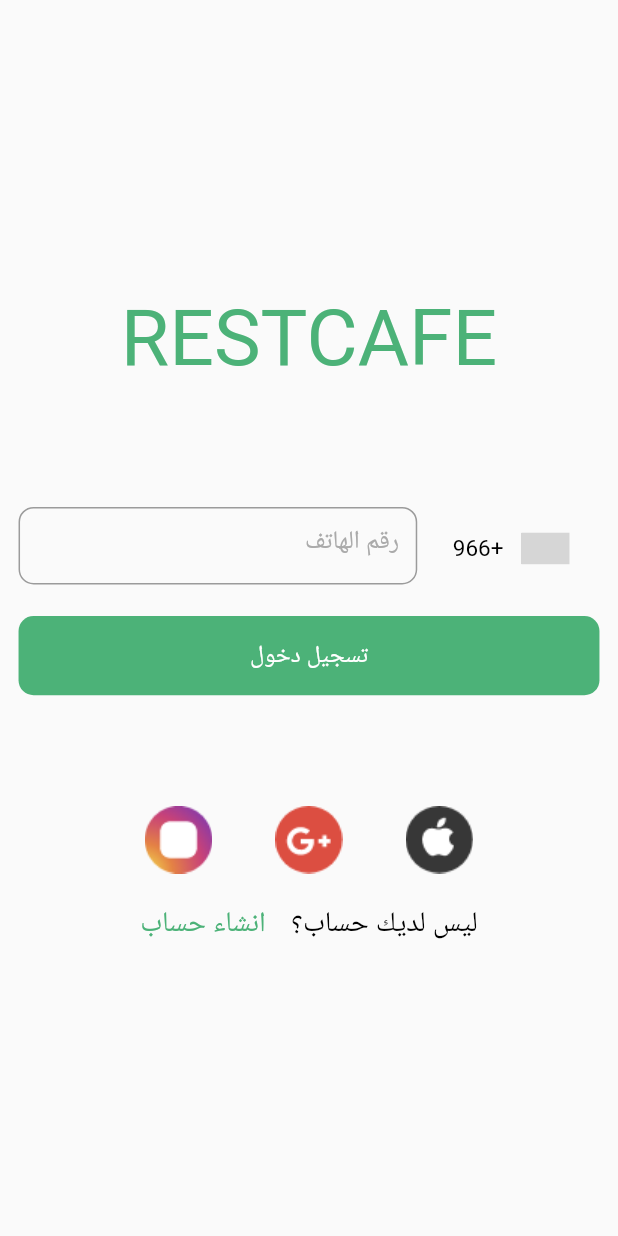
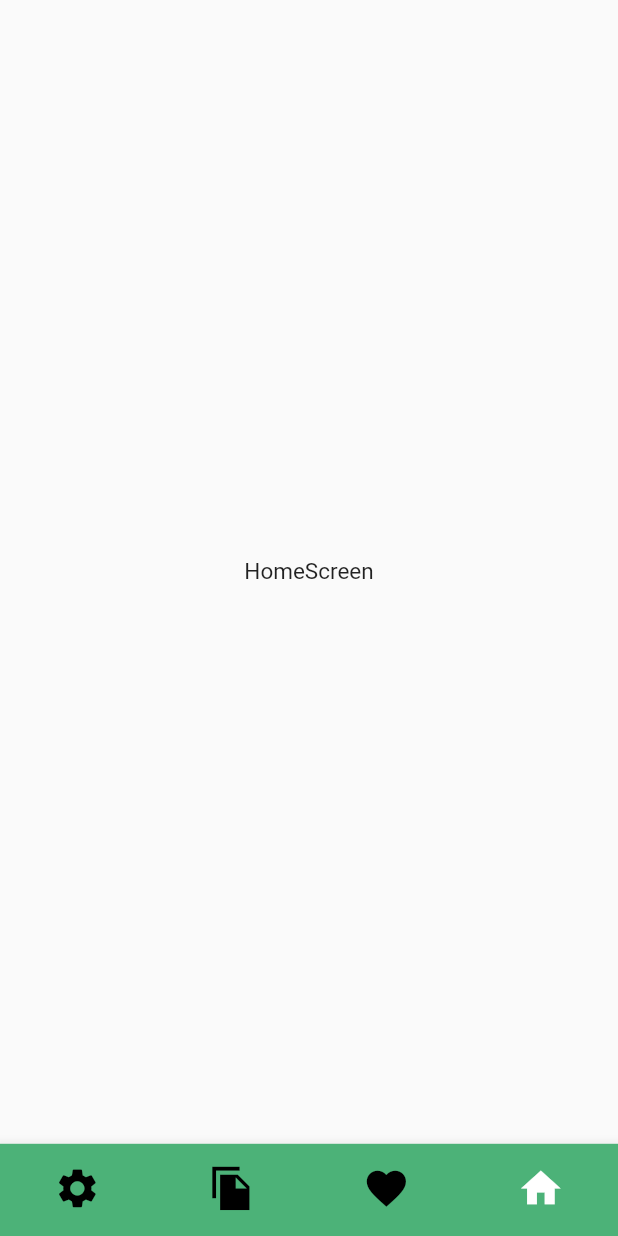
Before and after one commit to mualii/rest_cafe, a Flutter app: the screen it shows after launch, on a phone screen of 412 x 824 dp. Run offline on Flutter 3.47's test engine with Material 2 defaults, Android fonts, the phone set to English and light mode, and no system bars; drawn by our look-alikes of intl_phone_number_input; our stand-ins replace easy_localization, flutter_screenutil, font_awesome_flutter, pin_code_fields; grey boxes are pictures that could not be loaded.

Commit message:
LayoutScreen.dart

```diff
--- /dev/null
+++ b/lib/layout/LayoutScreen.dart
@@ -0,0 +1,77 @@
+import 'package:flutter/material.dart';
+import 'package:flutter_screenutil/flutter_screenutil.dart';
+import 'package:rest_cafe/modules/favourites_screen/favouritesScreen.dart';
+import 'package:rest_cafe/modules/home_screen/homeScreen.dart';
+import 'package:rest_cafe/modules/orders_screen/ordersScreen.dart';
+import 'package:rest_cafe/modules/settings_screen/settingsScreen.dart';
+import 'package:rest_cafe/shared/styles/colors.dart';
+
+class LayoutScreen extends StatefulWidget {
+  const LayoutScreen({Key? key}) : super(key: key);
+
+  @override
+  State<LayoutScreen> createState() => _LayoutScreenState();
+}
+
+/// This is the private State class that goes with MyStatefulWidget.
+class _LayoutScreenState extends State<LayoutScreen> {
+  List<Map<String, Widget>> _pages = [];
+  int _selectedPageIndex = 0;
+  void initState() {
+    _pages = [
+      {'page': HomeScreen()},
+      {
+        'page': FavouritesScreen(),
+      },
+      {
+        'page': OrdersScreen(),
+      },
+      {
+        'page': SettingsScreens(),
+      },
+    ];
+    super.initState();
+  }
+
+  void _selectPage(int index) {
+    setState(() {
+      _selectedPageIndex = index;
+    });
+  }
+
+  @override
+  Widget build(BuildContext context) {
+    return Scaffold(
+      body: _pages[_selectedPageIndex]['page'],
+      bottomNavigationBar: BottomNavigationBar(
+        type: BottomNavigationBarType.fixed,
+        showUnselectedLabels: false,
+        backgroundColor: color1,
+        showSelectedLabels: false,
+        iconSize: 30.sp,
+        onTap: _selectPage,
+        currentIndex: _selectedPageIndex,
+        unselectedItemColor: Colors.black,
+        selectedItemColor: Colors.white,
+        items: [
+          BottomNavigationBarItem(
+            icon: Icon(Icons.home),
+            label: 'home',
+          ),
+          BottomNavigationBarItem(
+            icon: Icon(Icons.favorite),
+            label: 'home',
+          ),
+          BottomNavigationBarItem(
+            icon: Icon(Icons.file_copy_sharp),
+            label: 'home',
+          ),
+          BottomNavigationBarItem(
+            icon: Icon(Icons.settings),
+            label: 'home',
+          ),
+        ],
+      ),
+    );
+  }
+}
--- a/lib/main.dart
+++ b/lib/main.dart
@@ -3,7 +3,7 @@ import 'package:flutter/cupertino.dart';
 import 'package:flutter/material.dart';
 import 'package:flutter/services.dart';
 import 'package:flutter_screenutil/flutter_screenutil.dart';
-import 'package:rest_cafe/modules/splashScreen/splashScreen.dart';
+import 'package:rest_cafe/layout/LayoutScreen.dart';
 
 void main() async {
   WidgetsFlutterBinding.ensureInitialized();
@@ -36,7 +36,7 @@ class MyApp extends StatelessWidget {
         localizationsDelegates: context.localizationDelegates,
         supportedLocales: context.supportedLocales,
         locale: context.locale,
-        home: SplashScreen(),
+        home: LayoutScreen(),
       ),
     );
   }
--- /dev/null
+++ b/lib/modules/home_screen/homeScreen.dart
@@ -0,0 +1,12 @@
+import 'package:flutter/material.dart';
+
+class HomeScreen extends StatelessWidget {
+  const HomeScreen({Key? key}) : super(key: key);
+
+  @override
+  Widget build(BuildContext context) {
+    return Container(
+      child: Center(child: Text("HomeScreen")),
+    );
+  }
+}
--- a/lib/modules/loginScreen/loginScreen.dart
+++ b/lib/modules/login_screen/loginScreen.dart
@@ -62,7 +62,7 @@ class LoginScreen extends StatelessWidget {
               SizedBox(height: 20.h),
               InkWell(
                 child: mainBottom(
-                    title: "تسجيل دخول", width: .94.sw, height: 50.h),
+                    title: "تسجيل دخول", width: .90.sw, height: 50.h),
                 onTap: () => navigateAndFinish(
                     context,
                     PinCodePhoneScreen(
--- a/lib/modules/splashScreen/splashScreen.dart
+++ b/lib/modules/splash_screen/splashScreen.dart
@@ -2,7 +2,7 @@ import 'dart:async';
 
 import 'package:flutter/material.dart';
 import 'package:flutter_screenutil/flutter_screenutil.dart';
-import 'package:rest_cafe/modules/loginScreen/loginScreen.dart';
+import 'package:rest_cafe/modules/login_screen/loginScreen.dart';
 import 'package:rest_cafe/shared/components/components.dart';
 import 'package:rest_cafe/shared/styles/colors.dart';
 
--- a/lib/shared/components/components.dart
+++ b/lib/shared/components/components.dart
@@ -19,7 +19,8 @@ Widget defaultFormField({
   bool isClickable = true,
 }) =>
     Container(
-      height: 40,
+      height: 50.sp,
+      width: .9.sw,
       child: TextFormField(
         maxLines: maxLines,
         controller: controller,
--- a/pubspec.yaml
+++ b/pubspec.yaml
@@ -32,7 +32,7 @@ dependencies:
   flutter_screenutil: ^5.0.0+2
   intl_phone_number_input: ^0.7.0+2
   intl_phone_field: ^2.0.1
-
+  image_picker: ^0.8.3+3
   pin_code_fields: ^7.2.0
   font_awesome_flutter: ^9.0.0
 
```
Also changed, not shown: lib/modules/complete_profile_screen/completeProfileScreen.dart (added, +72 -0 lines), lib/modules/favourites_screen/favouritesScreen.dart (added, +12 -0 lines), lib/modules/orders_screen/ordersScreen.dart (added, +12 -0 lines), lib/modules/settings_screen/settingsScreen.dart (added, +12 -0 lines), lib/modules/verify_OTP_screen/verify_OTP_screen.dart (+3 -4 lines), assets/images/Mask.png (added), pubspec.lock.
